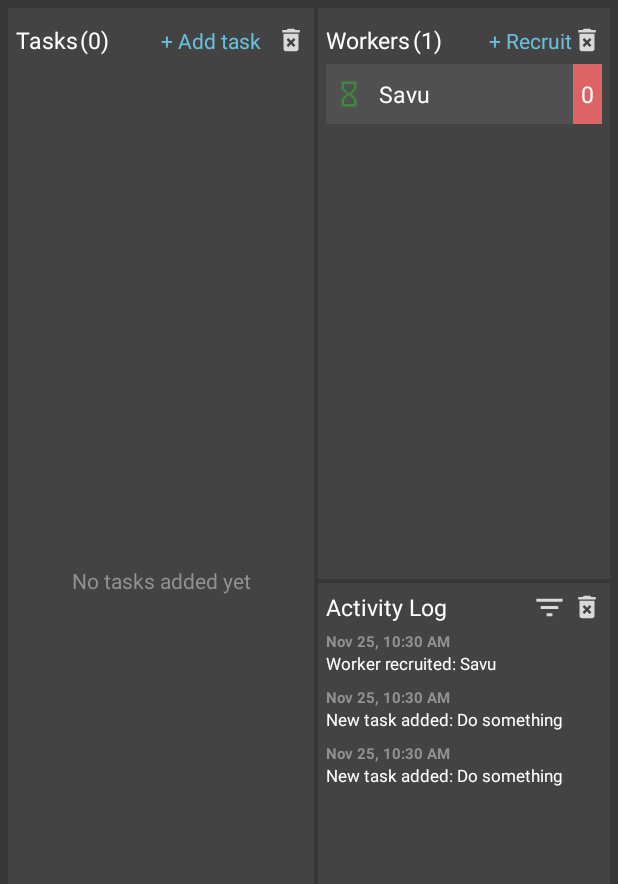
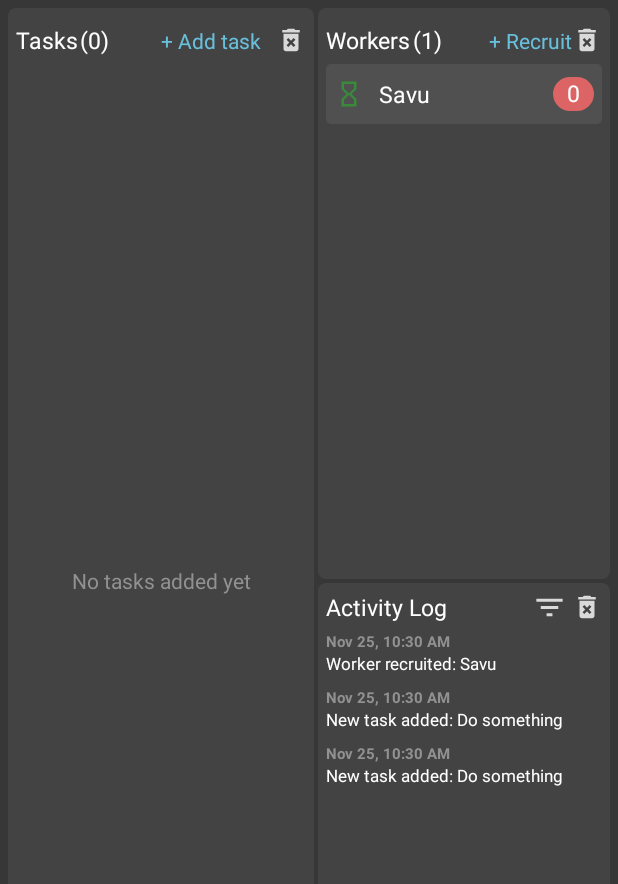
Before and after one commit to joshuajgomez/task-factory, an Android app: the screen it shows after launch (DashboardActivity), after a tap on "+ Recruit", on a phone screen of 412 x 824 dp, the part 75-959 px from its top. Run offline under Robolectric (Android 15) with nearby library versions, the phone set to English and light mode, and no system bars; our stand-ins replace Room's generated code; 2 other taps on this screen came first.

Commit message:
Add rounded corners to UI

```diff
--- /dev/null
+++ b/app/src/main/res/drawable/count_background_rounded.xml
@@ -0,0 +1,6 @@
+<?xml version="1.0" encoding="UTF-8"?>
+<shape xmlns:android="http://schemas.android.com/apk/res/android">
+    <solid android:color="@color/red"/>
+    <corners android:radius="20dp"/>
+    <padding android:left="0dp" android:top="0dp" android:right="0dp" android:bottom="0dp" />
+</shape>
--- /dev/null
+++ b/app/src/main/res/drawable/item_background_rounded.xml
@@ -0,0 +1,6 @@
+<?xml version="1.0" encoding="UTF-8"?>
+<shape xmlns:android="http://schemas.android.com/apk/res/android">
+    <solid android:color="@color/gray1"/>
+    <corners android:radius="3dp"/>
+    <padding android:left="0dp" android:top="0dp" android:right="0dp" android:bottom="0dp" />
+</shape>
--- /dev/null
+++ b/app/src/main/res/drawable/layout_background_rounded.xml
@@ -0,0 +1,6 @@
+<?xml version="1.0" encoding="UTF-8"?>
+<shape xmlns:android="http://schemas.android.com/apk/res/android">
+    <solid android:color="@color/gray0"/>
+    <corners android:radius="5dp"/>
+    <padding android:left="0dp" android:top="0dp" android:right="0dp" android:bottom="0dp" />
+</shape>
--- /dev/null
+++ b/app/src/main/res/drawable/tag_background_rounded.xml
@@ -0,0 +1,6 @@
+<?xml version="1.0" encoding="UTF-8"?>
+<shape xmlns:android="http://schemas.android.com/apk/res/android">
+    <solid android:color="@color/yellow"/>
+    <corners android:radius="3dp"/>
+    <padding android:left="0dp" android:top="0dp" android:right="0dp" android:bottom="0dp" />
+</shape>
--- a/app/src/main/res/layout/activity_dashboard.xml
+++ b/app/src/main/res/layout/activity_dashboard.xml
@@ -48,7 +48,6 @@
         android:layout_marginTop="5dp"
         android:layout_marginEnd="0dp"
         android:layout_marginBottom="5dp"
-        android:background="@color/purple"
         app:layout_constraintBottom_toTopOf="@id/cl_control_panel"
         app:layout_constraintEnd_toStartOf="@+id/cl_worker_container"
         app:layout_constraintHorizontal_weight="1.05"
@@ -68,7 +67,6 @@
         android:layout_marginStart="2.5dp"
         android:layout_marginEnd="5dp"
         android:layout_marginBottom="2.5dp"
-        android:background="@color/purple"
         app:layout_constraintBottom_toTopOf="@id/cl_activity_log"
         app:layout_constraintEnd_toEndOf="parent"
         app:layout_constraintHorizontal_weight="1"
--- a/app/src/main/res/layout/layout_item_task.xml
+++ b/app/src/main/res/layout/layout_item_task.xml
@@ -4,7 +4,7 @@
     android:layout_width="match_parent"
     android:layout_height="wrap_content"
     android:layout_marginBottom="5dp"
-    android:background="@color/gray1"
+    android:background="@drawable/item_background_rounded"
     android:paddingLeft="5dp"
     android:paddingTop="5dp"
     android:paddingRight="5dp"
--- a/app/src/main/res/layout/layout_item_worker.xml
+++ b/app/src/main/res/layout/layout_item_worker.xml
@@ -4,7 +4,7 @@
     android:layout_width="match_parent"
     android:layout_height="40dp"
     android:layout_marginBottom="5dp"
-    android:background="@color/gray1"
+    android:background="@drawable/item_background_rounded"
     android:paddingLeft="5dp">
 
     <ProgressBar
@@ -41,16 +41,19 @@
 
     <TextView
         android:id="@+id/tv_job_count"
-        android:paddingLeft="5dp"
-        android:paddingRight="5dp"
+        android:paddingLeft="9dp"
+        android:paddingRight="9dp"
+        android:paddingBottom="1dp"
         android:layout_width="wrap_content"
-        android:layout_height="40dp"
-        android:background="@color/red"
+        android:layout_height="wrap_content"
+        android:layout_marginEnd="5dp"
+        android:background="@drawable/count_background_rounded"
         android:gravity="center"
-        android:text="4"
+        android:text="24"
         android:textColor="@color/white"
         android:textSize="15sp"
         app:layout_constraintRight_toRightOf="parent"
-        app:layout_constraintTop_toTopOf="parent" />
+        app:layout_constraintTop_toTopOf="parent"
+        app:layout_constraintBottom_toBottomOf="parent"/>
 
 </androidx.constraintlayout.widget.ConstraintLayout>
--- a/app/src/main/res/layout/layout_log.xml
+++ b/app/src/main/res/layout/layout_log.xml
@@ -2,7 +2,7 @@
 <androidx.constraintlayout.widget.ConstraintLayout xmlns:android="http://schemas.android.com/apk/res/android"
     xmlns:tools="http://schemas.android.com/tools"
     android:layout_width="match_parent"
-    android:background="@color/gray0"
+    android:background="@drawable/layout_background_rounded"
     android:layout_height="match_parent"
     xmlns:app="http://schemas.android.com/apk/res-auto"
     android:orientation="vertical"
--- a/app/src/main/res/layout/layout_task.xml
+++ b/app/src/main/res/layout/layout_task.xml
@@ -4,7 +4,7 @@
     xmlns:tools="http://schemas.android.com/tools"
     android:layout_width="match_parent"
     android:layout_height="match_parent"
-    android:background="@color/gray0"
+    android:background="@drawable/layout_background_rounded"
     android:padding="5dp">
 
     <TextView
--- a/app/src/main/res/layout/layout_worker.xml
+++ b/app/src/main/res/layout/layout_worker.xml
@@ -4,7 +4,7 @@
     xmlns:tools="http://schemas.android.com/tools"
     android:layout_width="match_parent"
     android:layout_height="match_parent"
-    android:background="@color/gray0"
+    android:background="@drawable/layout_background_rounded"
     android:padding="5dp">
 
     <TextView
```
